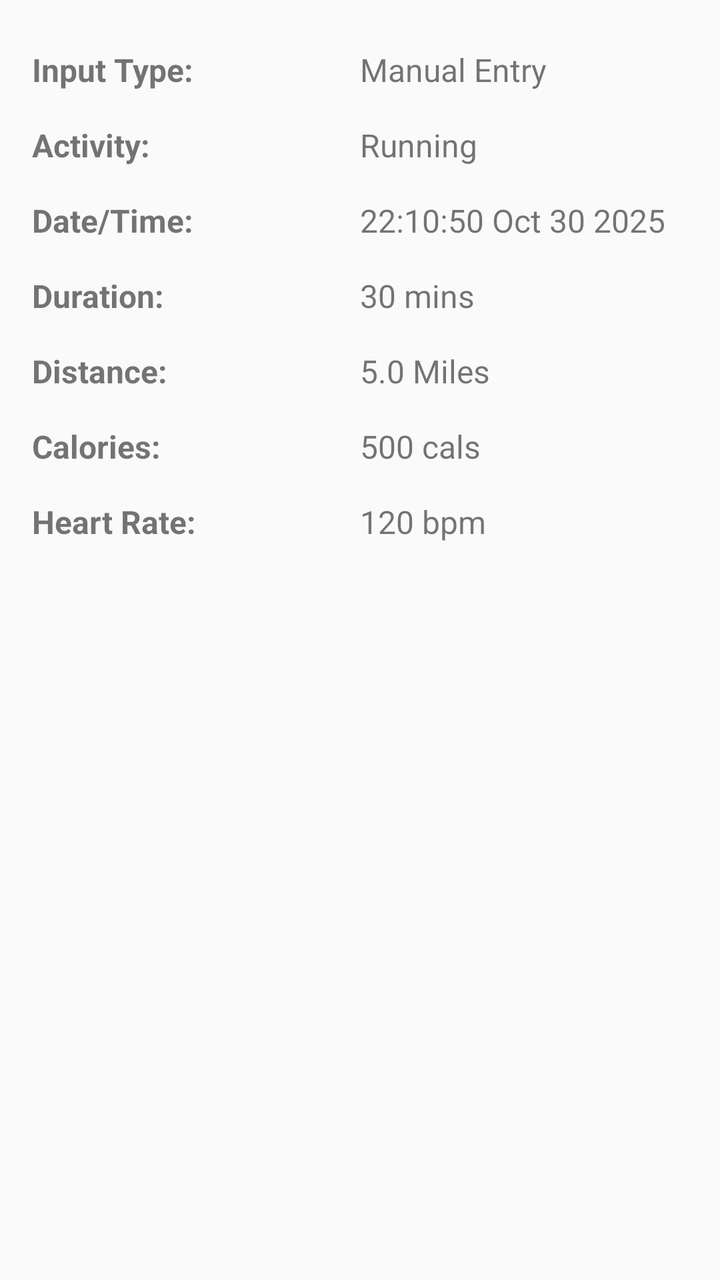
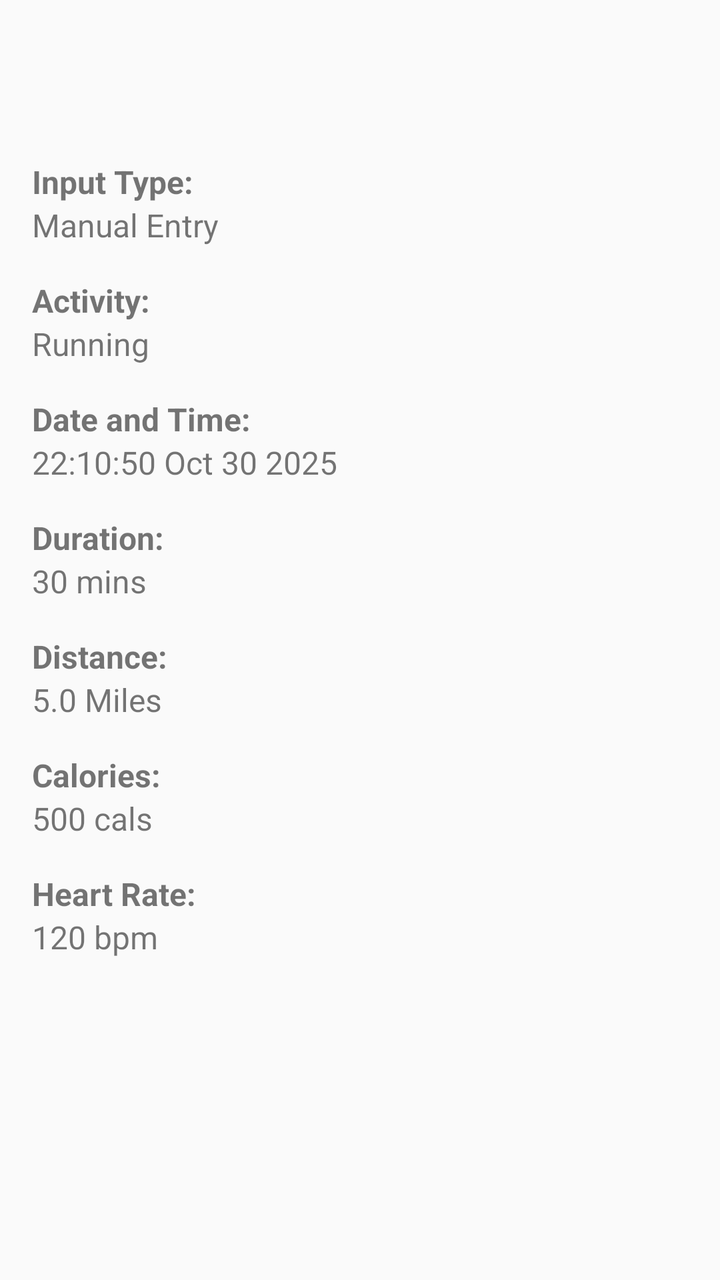

Screens rendered from an Android XML layout before and after an edit, with the pre-edit source and the edit as a unified diff.
<!-- AndroidManifest.xml: activity theme Theme.Kunlong_He_MyRuns3 -->
<!-- res/layout/activity_display_entry.xml -->
<?xml version="1.0" encoding="utf-8"?>
<ScrollView xmlns:android="http://schemas.android.com/apk/res/android"
    android:layout_width="match_parent"
    android:layout_height="match_parent"
    android:fillViewport="true">

    <LinearLayout
        android:layout_width="match_parent"
        android:layout_height="wrap_content"
        android:orientation="vertical"
        android:padding="16dp">

        <LinearLayout
            android:layout_width="match_parent"
            android:layout_height="wrap_content"
            android:orientation="horizontal"
            android:paddingVertical="8dp">
            <TextView
                android:layout_width="0dp"
                android:layout_height="wrap_content"
                android:layout_weight="1"
                android:text="Input Type:"
                android:textStyle="bold"
                android:textSize="16sp" />
            <TextView
                android:id="@+id/tv_input_type"
                android:layout_width="0dp"
                android:layout_height="wrap_content"
                android:layout_weight="1"
                android:text="Manual Entry"
                android:textSize="16sp" />
        </LinearLayout>

        <LinearLayout
            android:layout_width="match_parent"
            android:layout_height="wrap_content"
            android:orientation="horizontal"
            android:paddingVertical="8dp">
            <TextView
                android:layout_width="0dp"
                android:layout_height="wrap_content"
                android:layout_weight="1"
                android:text="Activity:"
                android:textStyle="bold"
                android:textSize="16sp" />
            <TextView
                android:id="@+id/tv_activity_type"
                android:layout_width="0dp"
                android:layout_height="wrap_content"
                android:layout_weight="1"
                android:text="Running"
                android:textSize="16sp" />
        </LinearLayout>

        <LinearLayout
            android:layout_width="match_parent"
            android:layout_height="wrap_content"
            android:orientation="horizontal"
            android:paddingVertical="8dp">
            <TextView
                android:layout_width="0dp"
                android:layout_height="wrap_content"
                android:layout_weight="1"
                android:text="Date/Time:"
                android:textStyle="bold"
                android:textSize="16sp" />
            <TextView
                android:id="@+id/tv_date_time"
                android:layout_width="0dp"
                android:layout_height="wrap_content"
                android:layout_weight="1"
                android:text="22:10:50 Oct 30 2025"
                android:textSize="16sp" />
        </LinearLayout>

        <LinearLayout
            android:layout_width="match_parent"
            android:layout_height="wrap_content"
            android:orientation="horizontal"
            android:paddingVertical="8dp">
            <TextView
                android:layout_width="0dp"
                android:layout_height="wrap_content"
                android:layout_weight="1"
                android:text="Duration:"
                android:textStyle="bold"
                android:textSize="16sp" />
            <TextView
                android:id="@+id/tv_duration"
                android:layout_width="0dp"
                android:layout_height="wrap_content"
                android:layout_weight="1"
                android:text="30 mins"
                android:textSize="16sp" />
        </LinearLayout>

        <LinearLayout
            android:layout_width="match_parent"
            android:layout_height="wrap_content"
            android:orientation="horizontal"
            android:paddingVertical="8dp">
            <TextView
                android:layout_width="0dp"
                android:layout_height="wrap_content"
                android:layout_weight="1"
                android:text="Distance:"
                android:textStyle="bold"
                android:textSize="16sp" />
            <TextView
                android:id="@+id/tv_distance"
                android:layout_width="0dp"
                android:layout_height="wrap_content"
                android:layout_weight="1"
                android:text="5.0 Miles"
                android:textSize="16sp" />
        </LinearLayout>

        <LinearLayout
            android:layout_width="match_parent"
            android:layout_height="wrap_content"
            android:orientation="horizontal"
            android:paddingVertical="8dp">
            <TextView
                android:layout_width="0dp"
                android:layout_height="wrap_content"
                android:layout_weight="1"
                android:text="Calories:"
                android:textStyle="bold"
                android:textSize="16sp" />
            <TextView
                android:id="@+id/tv_calories"
                android:layout_width="0dp"
                android:layout_height="wrap_content"
                android:layout_weight="1"
                android:text="500 cals"
                android:textSize="16sp" />
        </LinearLayout>

        <LinearLayout
            android:layout_width="match_parent"
            android:layout_height="wrap_content"
            android:orientation="horizontal"
            android:paddingVertical="8dp">
            <TextView
                android:layout_width="0dp"
                android:layout_height="wrap_content"
                android:layout_weight="1"
                android:text="Heart Rate:"
                android:textStyle="bold"
                android:textSize="16sp" />
            <TextView
                android:id="@+id/tv_heart_rate"
                android:layout_width="0dp"
                android:layout_height="wrap_content"
                android:layout_weight="1"
                android:text="120 bpm"
                android:textSize="16sp" />
        </LinearLayout>

    </LinearLayout>
</ScrollView>
<!-- resources referenced by this layout -->
<resources>
  <style name="Theme.Kunlong_He_MyRuns3" parent="Theme.AppCompat.Light.DarkActionBar">
          <item name="colorPrimary">@color/gray_500</item>
          <item name="colorPrimaryDark">@color/gray_700</item>
          <item name="colorAccent">@color/teal_200</item>
      </style>
  <color name="gray_500">#FF607D8B</color>
  <color name="gray_700">#FF455A64</color>
  <color name="teal_200">#FF03DAC5</color>
</resources>

<!-- the commit's change to res/layout/activity_display_entry.xml (unified diff, before → after) -->
@@ -2,7 +2,11 @@
 <ScrollView xmlns:android="http://schemas.android.com/apk/res/android"
     android:layout_width="match_parent"
     android:layout_height="match_parent"
-    android:fillViewport="true">
+    android:fillViewport="true"
+    android:fitsSystemWindows="true"
+    android:clipToPadding="false"
+    android:paddingTop="?attr/actionBarSize"
+    android:paddingBottom="16dp">
 
     <LinearLayout
         android:layout_width="match_parent"
@@ -13,20 +17,18 @@
         <LinearLayout
             android:layout_width="match_parent"
             android:layout_height="wrap_content"
-            android:orientation="horizontal"
+            android:orientation="vertical"
             android:paddingVertical="8dp">
             <TextView
-                android:layout_width="0dp"
+                android:layout_width="match_parent"
                 android:layout_height="wrap_content"
-                android:layout_weight="1"
                 android:text="Input Type:"
                 android:textStyle="bold"
                 android:textSize="16sp" />
             <TextView
                 android:id="@+id/tv_input_type"
-                android:layout_width="0dp"
+                android:layout_width="match_parent"
                 android:layout_height="wrap_content"
-                android:layout_weight="1"
                 android:text="Manual Entry"
                 android:textSize="16sp" />
         </LinearLayout>
@@ -34,20 +36,18 @@
         <LinearLayout
             android:layout_width="match_parent"
             android:layout_height="wrap_content"
-            android:orientation="horizontal"
+            android:orientation="vertical"
             android:paddingVertical="8dp">
             <TextView
-                android:layout_width="0dp"
+                android:layout_width="match_parent"
                 android:layout_height="wrap_content"
-                android:layout_weight="1"
                 android:text="Activity:"
                 android:textStyle="bold"
                 android:textSize="16sp" />
             <TextView
                 android:id="@+id/tv_activity_type"
-                android:layout_width="0dp"
+                android:layout_width="match_parent"
                 android:layout_height="wrap_content"
-                android:layout_weight="1"
                 android:text="Running"
                 android:textSize="16sp" />
         </LinearLayout>
@@ -55,20 +55,18 @@
         <LinearLayout
             android:layout_width="match_parent"
             android:layout_height="wrap_content"
-            android:orientation="horizontal"
+            android:orientation="vertical"
             android:paddingVertical="8dp">
             <TextView
-                android:layout_width="0dp"
+                android:layout_width="match_parent"
                 android:layout_height="wrap_content"
-                android:layout_weight="1"
-                android:text="Date/Time:"
+                android:text="Date and Time:"
                 android:textStyle="bold"
                 android:textSize="16sp" />
             <TextView
                 android:id="@+id/tv_date_time"
-                android:layout_width="0dp"
+                android:layout_width="match_parent"
                 android:layout_height="wrap_content"
-                android:layout_weight="1"
                 android:text="22:10:50 Oct 30 2025"
                 android:textSize="16sp" />
         </LinearLayout>
@@ -76,20 +74,18 @@
         <LinearLayout
             android:layout_width="match_parent"
             android:layout_height="wrap_content"
-            android:orientation="horizontal"
+            android:orientation="vertical"
             android:paddingVertical="8dp">
             <TextView
-                android:layout_width="0dp"
+                android:layout_width="match_parent"
                 android:layout_height="wrap_content"
-                android:layout_weight="1"
                 android:text="Duration:"
                 android:textStyle="bold"
                 android:textSize="16sp" />
             <TextView
                 android:id="@+id/tv_duration"
-                android:layout_width="0dp"
+                android:layout_width="match_parent"
                 android:layout_height="wrap_content"
-                android:layout_weight="1"
                 android:text="30 mins"
                 android:textSize="16sp" />
         </LinearLayout>
@@ -97,20 +93,18 @@
         <LinearLayout
             android:layout_width="match_parent"
             android:layout_height="wrap_content"
-            android:orientation="horizontal"
+            android:orientation="vertical"
             android:paddingVertical="8dp">
             <TextView
-                android:layout_width="0dp"
+                android:layout_width="match_parent"
                 android:layout_height="wrap_content"
-                android:layout_weight="1"
                 android:text="Distance:"
                 android:textStyle="bold"
                 android:textSize="16sp" />
             <TextView
                 android:id="@+id/tv_distance"
-                android:layout_width="0dp"
+                android:layout_width="match_parent"
                 android:layout_height="wrap_content"
-                android:layout_weight="1"
                 android:text="5.0 Miles"
                 android:textSize="16sp" />
         </LinearLayout>
@@ -118,20 +112,18 @@
         <LinearLayout
             android:layout_width="match_parent"
             android:layout_height="wrap_content"
-            android:orientation="horizontal"
+            android:orientation="vertical"
             android:paddingVertical="8dp">
             <TextView
-                android:layout_width="0dp"
+                android:layout_width="match_parent"
                 android:layout_height="wrap_content"
-                android:layout_weight="1"
                 android:text="Calories:"
                 android:textStyle="bold"
                 android:textSize="16sp" />
             <TextView
                 android:id="@+id/tv_calories"
-                android:layout_width="0dp"
+                android:layout_width="match_parent"
                 android:layout_height="wrap_content"
-                android:layout_weight="1"
                 android:text="500 cals"
                 android:textSize="16sp" />
         </LinearLayout>
@@ -139,20 +131,18 @@
         <LinearLayout
             android:layout_width="match_parent"
             android:layout_height="wrap_content"
-            android:orientation="horizontal"
+            android:orientation="vertical"
             android:paddingVertical="8dp">
             <TextView
-                android:layout_width="0dp"
+                android:layout_width="match_parent"
                 android:layout_height="wrap_content"
-                android:layout_weight="1"
                 android:text="Heart Rate:"
                 android:textStyle="bold"
                 android:textSize="16sp" />
             <TextView
                 android:id="@+id/tv_heart_rate"
-                android:layout_width="0dp"
+                android:layout_width="match_parent"
                 android:layout_height="wrap_content"
-                android:layout_weight="1"
                 android:text="120 bpm"
                 android:textSize="16sp" />
         </LinearLayout>
